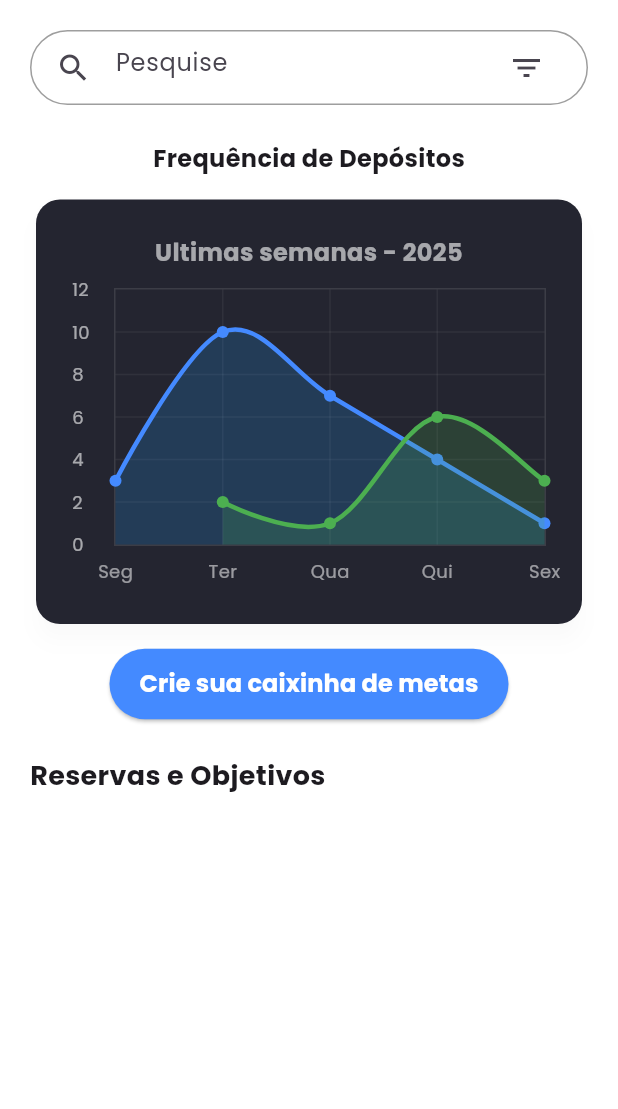
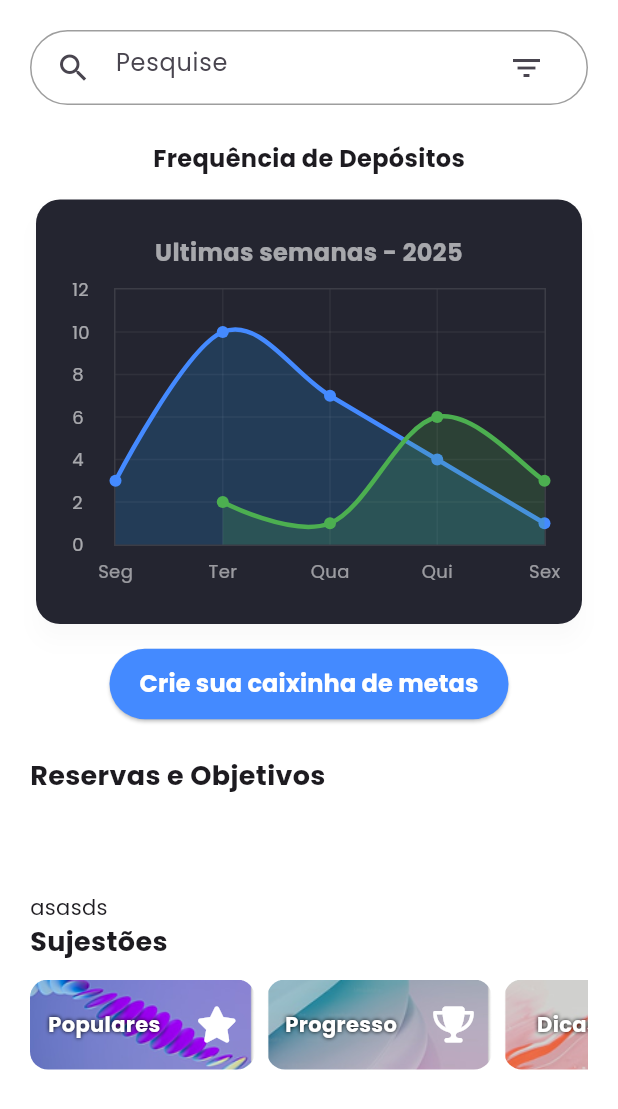
Before and after one commit to felipetaua/Finan-old, a Flutter app: the PouparPage screen opened by its route, on a phone screen of 412 x 824 dp. Shown: the top 1109 px of the screen. Run offline on Flutter 3.47's test engine with Material 3 defaults, Android fonts, the phone set to English and light mode, and no system bars; drawn by our look-alikes of fl_chart; our stand-ins replace flutter_multi_formatter, font_awesome_flutter, google_fonts, shared_preferences, smooth_page_indicator; accounts and stored records are empty.

Commit message:
modificando os cards de sujestões adicionando novos icones

```diff
--- a/lib/pages/home/poupar/pouparScreen.dart
+++ b/lib/pages/home/poupar/pouparScreen.dart
@@ -2,6 +2,7 @@ import 'package:finan/pages/home/poupar/goal_page.dart';
 import 'package:flutter/material.dart';
 import 'package:flutter_multi_formatter/flutter_multi_formatter.dart';
 import 'package:fl_chart/fl_chart.dart';
+import 'package:font_awesome_flutter/font_awesome_flutter.dart';
 import 'package:intl/intl.dart'; // Importar para NumberFormat
 
 class PouparPage extends StatefulWidget {
@@ -899,6 +900,63 @@ class _PouparPageState extends State<PouparPage> {
                     );
                   },
                 ),
+
+                const Text("asasds"),
+                const Text(
+                  'Sujestões',
+                  style: TextStyle(fontSize: 18, fontWeight: FontWeight.bold),
+                ),
+
+                const SizedBox(height: 12),
+
+                // Favoritos e Ações
+                SingleChildScrollView(
+                  scrollDirection: Axis.horizontal,
+                  child: // Dentro do Row dos cards
+                      Row(
+                    mainAxisAlignment: MainAxisAlignment.spaceEvenly,
+                    children: [
+                      _sujestoesBox(
+                        label: 'Populares',
+                        icon: const FaIcon(
+                          FontAwesomeIcons.solidStar,
+                          color: Colors.white,
+                        ),
+                        image: 'assets/images/card-invest-favoritos.png',
+                        onTap: () => Navigator.push,
+                      ),
+                      _sujestoesBox(
+                        label: 'Progresso',
+                        icon: const FaIcon(
+                          FontAwesomeIcons.trophy,
+                          color: Colors.white,
+                        ),
+                        image: 'assets/images/card-invest-fundos.png',
+                        onTap: () => Navigator.push,
+                      ),
+                      _sujestoesBox(
+                        label: 'Dicas',
+                        icon: const FaIcon(
+                          FontAwesomeIcons.book,
+                          color: Colors.white,
+                        ),
+                        image: 'assets/images/card-invest-criptos.png',
+                        onTap: () => Navigator.push,
+                      ),
+                      _sujestoesBox(
+                        label: 'Metas',
+                        icon: const FaIcon(
+                          FontAwesomeIcons.arrowTrendUp,
+                          color: Colors.white,
+                        ),
+                        image: 'assets/images/card-invest-acoes.png',
+                        onTap: () => Navigator.push,
+                      ),
+                    ],
+                  ),
+                ),
+
+                const SizedBox(height: 12),
               ],
             ),
           ),
@@ -1074,3 +1132,51 @@ class ReservaItem extends StatelessWidget {
     );
   }
 }
+
+class _sujestoesBox extends StatelessWidget {
+  final String label;
+  final String image;
+  final Widget icon;
+  final VoidCallback onTap;
+
+  const _sujestoesBox({
+    required this.label,
+    required this.image,
+    required this.icon,
+    required this.onTap,
+  });
+
+  @override
+  Widget build(BuildContext context) {
+    return GestureDetector(
+      onTap: onTap,
+      child: Container(
+        margin: const EdgeInsets.only(right: 8),
+        width: 150,
+        height: 60,
+        decoration: BoxDecoration(
+          image: DecorationImage(image: AssetImage(image), fit: BoxFit.cover),
+          borderRadius: BorderRadius.circular(12),
+        ),
+
+        alignment: Alignment.center,
+        padding: const EdgeInsets.all(10),
+        child: Row(
+          mainAxisAlignment: MainAxisAlignment.spaceEvenly,
+          children: [
+            Text(
+              label,
+              style: const TextStyle(
+                color: Colors.white,
+                fontWeight: FontWeight.bold,
+                shadows: [Shadow(blurRadius: 3, color: Colors.black)],
+              ),
+            ),
+            const SizedBox(width: 20),
+            icon, // Exibe o ícone
+          ],
+        ),
+      ),
+    );
+  }
+}
```
